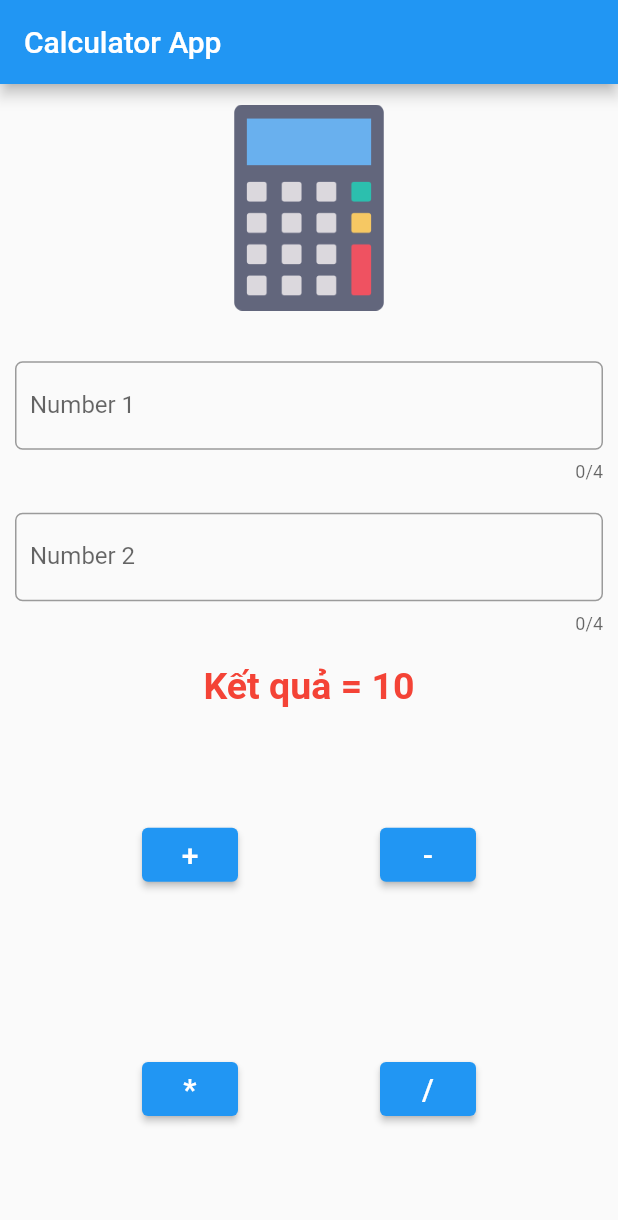
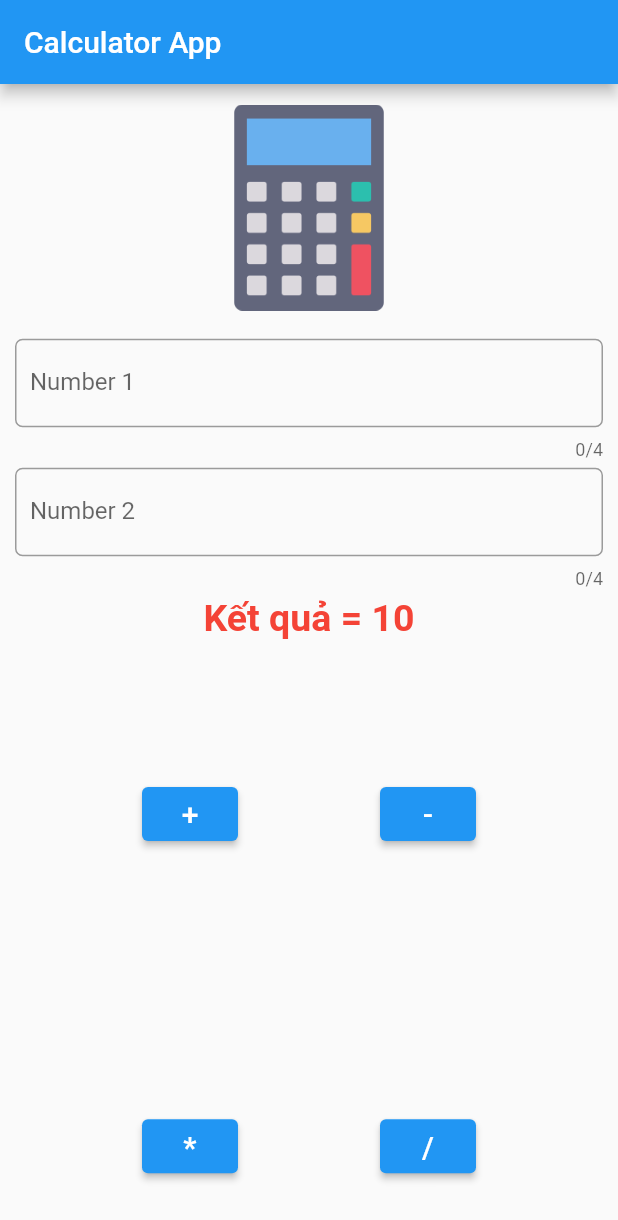
Before and after one commit to phamtanphat/flutter_calculator_15092021, a Flutter app: the screen it shows after launch, on a phone screen of 412 x 824 dp. Shown: the top 1220 px of the screen. Run offline on Flutter 3.47's test engine with Material 2 defaults, Android fonts, the phone set to English and light mode, and no system bars.

Commit message:
update ui

```diff
--- a/lib/calculator_page.dart
+++ b/lib/calculator_page.dart
@@ -24,13 +24,14 @@ class _CalculatorPageState extends State<CalculatorPage> {
       appBar: AppBar(
         title: Text("Calculator App"),
       ),
-      body: Container(
-          constraints: BoxConstraints.expand(),
+      body: SingleChildScrollView(
+        child: Container(
+            constraints: BoxConstraints(maxHeight: height),
             child: Column(
               children: [
                 Image.asset(AppImage.CALCULATE,
                     width: width / 3, height: height / 5),
-              SizedBox(height: 20),
+                SizedBox(height: 5),
                 Padding(
                   padding: const EdgeInsets.symmetric(horizontal: 10),
                   child: TextField(
@@ -49,7 +50,7 @@ class _CalculatorPageState extends State<CalculatorPage> {
                     ),
                   ),
                 ),
-              SizedBox(height: 20),
+                SizedBox(height: 5),
                 Padding(
                   padding: const EdgeInsets.symmetric(horizontal: 10),
                   child: TextField(
@@ -67,7 +68,7 @@ class _CalculatorPageState extends State<CalculatorPage> {
                     ),
                   ),
                 ),
-              SizedBox(height: 20),
+                SizedBox(height: 5),
                 Visibility(
                     visible: true,
                     child: Text("Kết quả = 10",
@@ -75,7 +76,7 @@ class _CalculatorPageState extends State<CalculatorPage> {
                             fontSize: 25,
                             fontWeight: FontWeight.bold,
                             color: Colors.red))),
-              SizedBox(height: 20),
+                SizedBox(height: 5),
                 Expanded(
                   child: Column(
                     children: [
@@ -106,9 +107,10 @@ class _CalculatorPageState extends State<CalculatorPage> {
                     ],
                   ),
                 ),
-              SizedBox(height: 20),
+                SizedBox(height: 5),
               ],
             )),
+      ),
     );
   }
 }
```
Lines whose indentation alone changed are shown as unchanged.
